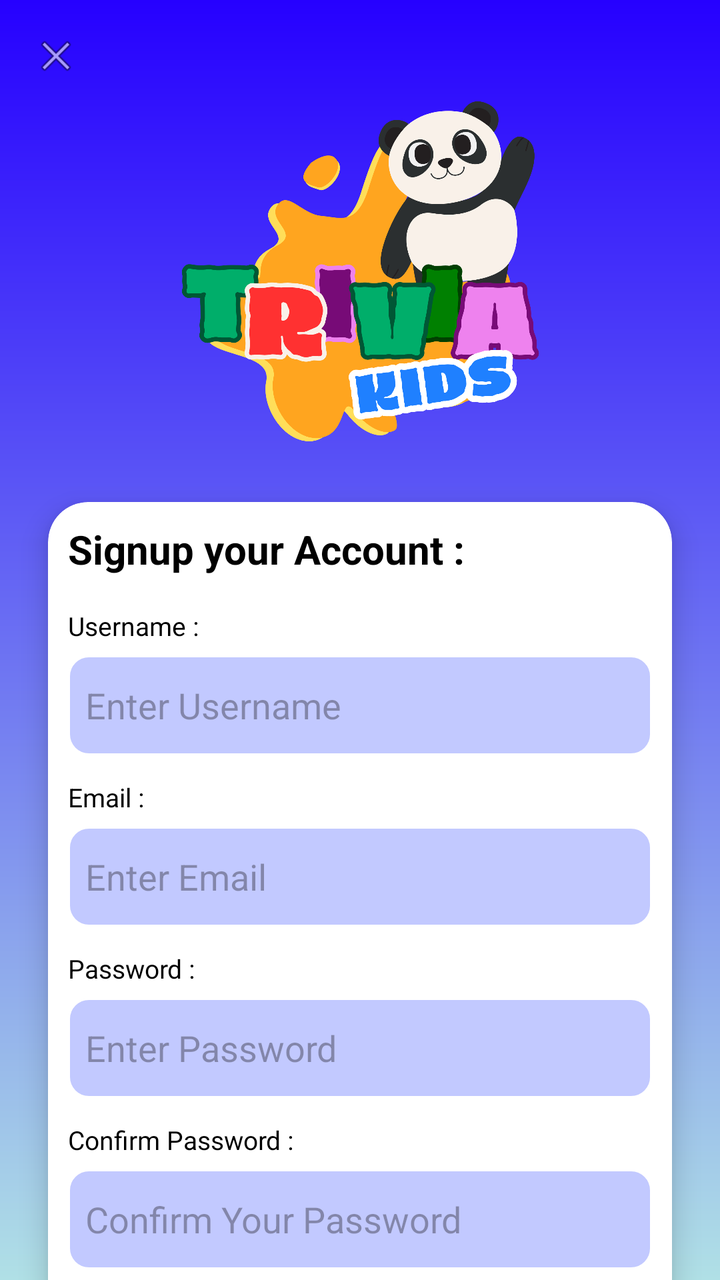
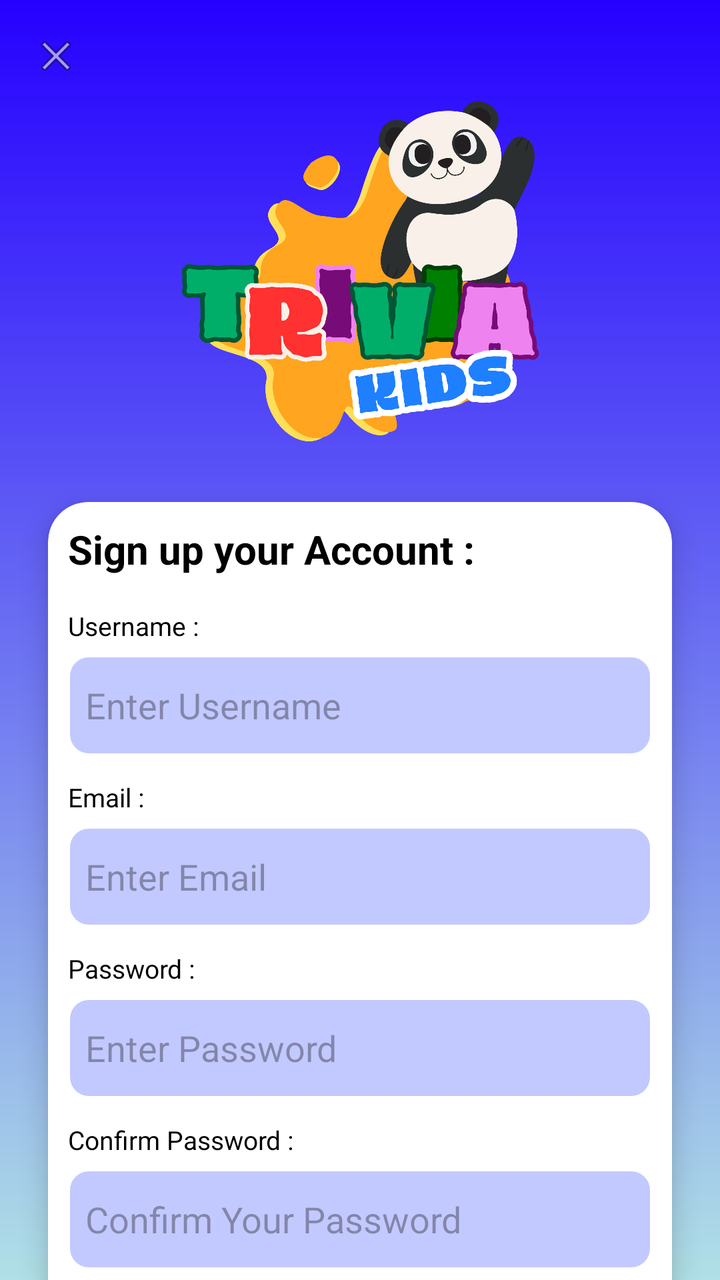

Two renders of the same Android screen: before a commit and after it. Below are the layout's source before the change and the commit's diff.
<!-- AndroidManifest.xml: application theme Theme.QuizApp -->
<!-- res/layout/signup_page.xml -->
<?xml version="1.0" encoding="utf-8"?>
<androidx.constraintlayout.widget.ConstraintLayout
    xmlns:android="http://schemas.android.com/apk/res/android"
    xmlns:app="http://schemas.android.com/apk/res-auto"
    xmlns:tools="http://schemas.android.com/tools"
    android:layout_width="match_parent"
    android:layout_height="match_parent"
    android:background="@drawable/bg">

    <ImageView
        android:id="@+id/btnClose"
        android:layout_width="24dp"
        android:layout_height="24dp"
        android:layout_margin="16dp"
        android:src="@android:drawable/ic_menu_close_clear_cancel"
        app:layout_constraintStart_toStartOf="parent"
        app:layout_constraintTop_toTopOf="parent"/>

    <ImageView
        android:id="@+id/imgLogo"
        android:layout_width="205dp"
        android:layout_height="183dp"
        android:layout_marginTop="4dp"
        android:src="@drawable/LatestLogo"
        app:layout_constraintEnd_toEndOf="parent"
        app:layout_constraintStart_toStartOf="parent"
        app:layout_constraintTop_toBottomOf="@id/btnClose" />

    <androidx.cardview.widget.CardView
        android:layout_width="0dp"
        android:layout_height="wrap_content"
        android:layout_margin="24dp"
        app:cardCornerRadius="20dp"
        app:cardElevation="8dp"
        app:layout_constraintTop_toBottomOf="@id/imgLogo"
        app:layout_constraintStart_toStartOf="parent"
        app:layout_constraintEnd_toEndOf="parent">

        <LinearLayout
            android:layout_width="match_parent"
            android:layout_height="match_parent"
            android:orientation="vertical"
            android:padding="10dp">

            
            <TextView
                android:layout_width="wrap_content"
                android:layout_height="wrap_content"
                android:layout_marginBottom="16dp"
                android:text="Signup your Account :"
                android:textColor="#000000"
                android:textSize="20sp"
                android:textStyle="bold" />

            
            <TextView
                android:layout_width="wrap_content"
                android:layout_height="wrap_content"
                android:text="Username :"
                android:textColor="#000000"
                android:textSize="13sp" />

            <EditText
                android:id="@+id/etUsername"
                android:layout_width="match_parent"
                android:layout_height="50dp"
                android:layout_marginTop="6dp"
                android:layout_marginBottom="12dp"
                android:background="@drawable/edit_text_rounded_corner"
                android:hint="  Enter Username"
                android:inputType="textPersonName" />

            
            <TextView
                android:layout_width="wrap_content"
                android:layout_height="wrap_content"
                android:text="Email :"
                android:textColor="#000000"
                android:textSize="13sp" />

            <EditText
                android:id="@+id/etEmail"
                android:layout_width="match_parent"
                android:layout_height="50dp"
                android:layout_marginTop="6dp"
                android:layout_marginBottom="12dp"
                android:background="@drawable/edit_text_rounded_corner"
                android:hint="  Enter Email"
                android:inputType="textPersonName" />
            

            
            <TextView
                android:layout_width="wrap_content"
                android:layout_height="wrap_content"
                android:text="Password :"
                android:textColor="#000000"
                android:textSize="13sp" />

            <EditText
                android:id="@+id/etPassword"
                android:layout_width="match_parent"
                android:layout_height="50dp"
                android:layout_marginTop="6dp"
                android:layout_marginBottom="12dp"
                android:background="@drawable/edit_text_rounded_corner"
                android:hint="  Enter Password"
                android:inputType="textPersonName" />

            <TextView
                android:layout_width="wrap_content"
                android:layout_height="wrap_content"
                android:text="Confirm Password :"
                android:textColor="#000000"
                android:textSize="13sp" />

            <EditText

                android:layout_width="match_parent"
                android:layout_height="50dp"
                android:layout_marginTop="6dp"
                android:layout_marginBottom="20dp"
                android:background="@drawable/edit_text_rounded_corner"
                android:hint="  Confirm Your Password"
                android:inputType="textPassword" />

            
            <Button
                android:id="@+id/btnSignUp"
                android:layout_width="match_parent"
                android:layout_height="50dp"
                android:backgroundTint="#7C8CFB"
                android:text="LOGIN"
                android:textColor="@android:color/white"
                android:textStyle="bold" />

        </LinearLayout>
    </androidx.cardview.widget.CardView>

</androidx.constraintlayout.widget.ConstraintLayout>
<!-- resources referenced by this layout -->
<resources>
  <!-- drawable LatestLogo: png bitmap (drawable, 164232 bytes) -->
  <!-- drawable bg (drawable) -->
  <?xml version="1.0" encoding="utf-8"?>
  <shape xmlns:android="http://schemas.android.com/apk/res/android"
      android:shape="rectangle">
      <gradient
          android:startColor="#2600FF"
          android:endColor="#B0E0E6"
          android:angle="-90"
          android:centerY="0.8"/>
  </shape>
  <!-- drawable edit_text_rounded_corner (drawable) -->
  <?xml version="1.0" encoding="utf-8"?>
  <shape android:shape="rectangle" xmlns:android="http://schemas.android.com/apk/res/android">
  
  <stroke android:width="1dp" android:color="@color/white"/>
  <corners android:radius="10dp"/>
  <solid android:color="@color/textPurple"/>
  </shape>
  <style name="Theme.QuizApp" parent="Base.Theme.QuizApp" />
  <color name="white">#FFFFFFFF</color>
  <color name="textPurple">#C2C9FF</color>
  <style name="Base.Theme.QuizApp" parent="Theme.Material3.DayNight.NoActionBar">
          
          <item name="colorPrimary">@color/purple</item>
          <item name="colorPrimaryVariant">@color/blue</item>
          <item name="android:statusBarColor">@color/blue</item>
      </style>
  <color name="purple">#2600FF</color>
  <color name="blue">#B0E0E6</color>
</resources>

<!-- the commit's change to res/layout/signup_page.xml (unified diff, before → after) -->
@@ -47,7 +47,7 @@
                 android:layout_width="wrap_content"
                 android:layout_height="wrap_content"
                 android:layout_marginBottom="16dp"
-                android:text="Signup your Account :"
+                android:text="Sign up your Account :"
                 android:textColor="#000000"
                 android:textSize="20sp"
                 android:textStyle="bold" />
@@ -130,7 +130,7 @@
                 android:layout_width="match_parent"
                 android:layout_height="50dp"
                 android:backgroundTint="#7C8CFB"
-                android:text="LOGIN"
+                android:text="SIGN UP"
                 android:textColor="@android:color/white"
                 android:textStyle="bold" />
 
